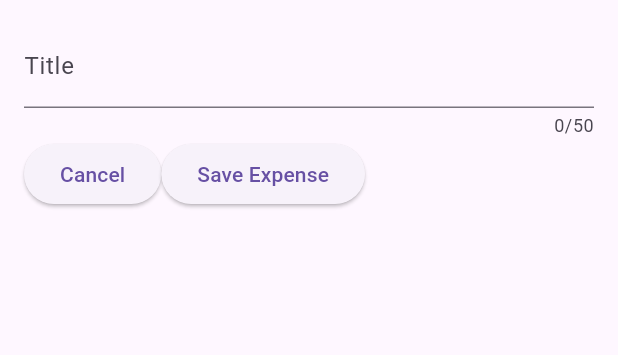
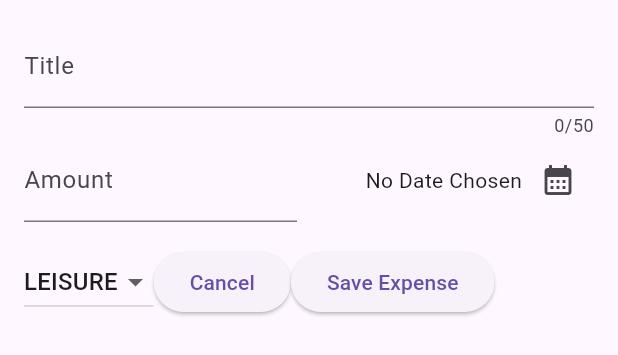
Before and after one commit to esperantkela/flutter-expensive-tracker-app, a Flutter app: the NewExpense widget shown alone on an empty page, opened directly, on a phone screen of 412 x 824 dp. Shown: the top 355 px of the screen. Run offline on Flutter 3.47's test engine with Material 3 defaults, Android fonts, the phone set to English and light mode, and no system bars.

Commit message:
feat(expenses): enhance NewExpense widget with amount input and date picker functionality

```diff
--- a/lib/widgets/new_expense.dart
+++ b/lib/widgets/new_expense.dart
@@ -1,6 +1,7 @@
+import 'package:expensive_tracker/models/expense.dart';
 import 'package:flutter/material.dart';
 
-class NewExpense  extends StatefulWidget {
+class NewExpense extends StatefulWidget {
   const NewExpense({super.key});
 
   @override
@@ -8,12 +9,32 @@ class NewExpense  extends StatefulWidget {
 }
 
 class _NewExpenseState extends State<NewExpense> {
+  final TextEditingController _titleController = TextEditingController();
+  final TextEditingController _amountController = TextEditingController();
+  DateTime? _selectedDate;
+  Category _selectedCategory = Category.leisure;
 
-var  _enteredTitle = '';
+  void _presentDatePicker() async {
+    final now = DateTime.now();
+    final pickeDate = await showDatePicker(
+      context: context,
+      initialDate: now,
+      firstDate: now.subtract(const Duration(days: 365)),
+      lastDate: now,
+    );
 
-  void _saveTitleInput(String inputValue) {
-    _enteredTitle = inputValue;
+    setState(() {
+      _selectedDate = pickeDate;
+    });
   }
+
+  @override
+  void dispose() {
+    _titleController.dispose();
+    _amountController.dispose();
+    super.dispose();
+  }
+
   @override
   Widget build(BuildContext context) {
     return Padding(
@@ -21,14 +42,63 @@ var  _enteredTitle = '';
       child: Column(
         children: [
           TextField(
-            onChanged: _saveTitleInput,
+            controller: _titleController,
             maxLength: 50,
             keyboardType: TextInputType.text,
             decoration: InputDecoration(labelText: 'Title'),
           ),
-
           Row(
             children: [
+              Expanded(
+                child: TextField(
+                  controller: _amountController,
+                  keyboardType: TextInputType.number,
+                  decoration: InputDecoration(
+                    labelText: 'Amount',
+                    prefixText: '\$ ',
+                  ),
+                ),
+              ),
+
+              SizedBox(width: 16),
+              Expanded(
+                child: Row(
+                  mainAxisAlignment: MainAxisAlignment.end,
+                  crossAxisAlignment: CrossAxisAlignment.center,
+                  children: [
+                    Text(
+                      _selectedDate == null
+                          ? 'No Date Chosen'
+                          : formatter.format(_selectedDate!),
+                    ),
+                    IconButton(
+                      onPressed: _presentDatePicker,
+                      icon: Icon(Icons.calendar_month),
+                    ),
+                  ],
+                ),
+              ),
+            ],
+          ),
+          SizedBox(height: 16,),
+          Row(
+            children: [
+              DropdownButton(
+              value: _selectedCategory,
+                items: Category.values
+                    .map(
+                      (category) => DropdownMenuItem(
+                        value: category,
+                        child: Text(category.name.toUpperCase()),
+                      ),
+                    )
+                    .toList(),
+                onChanged: (value) {
+                  setState(() {
+                    _selectedCategory = value!;
+                  });
+                },
+              ),
               ElevatedButton(
                 onPressed: () {
                   Navigator.pop(context);
@@ -37,7 +107,9 @@ var  _enteredTitle = '';
               ),
               ElevatedButton(
                 onPressed: () {
-                  print(_enteredTitle);
+                  print(
+                    'Title: ${_titleController.text}, Amount: ${_amountController.text}',
+                  );
                   Navigator.pop(context);
                 },
                 child: Text('Save Expense'),
```
